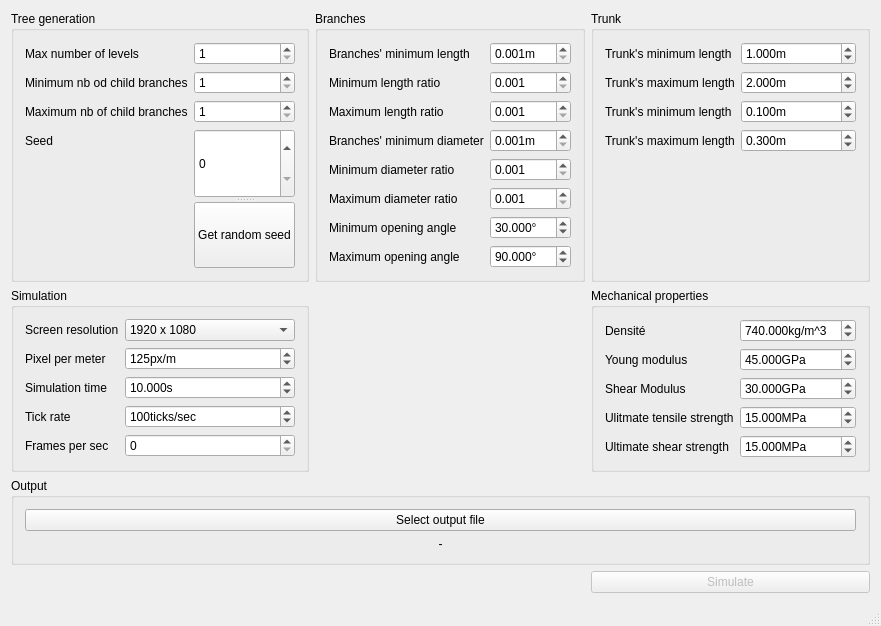
Old version of the form TreeSimulator/TreeSimulatorUI/TreeSimulatorUI.ui in the repository skyrimax/TreeSimulator_GPA665.
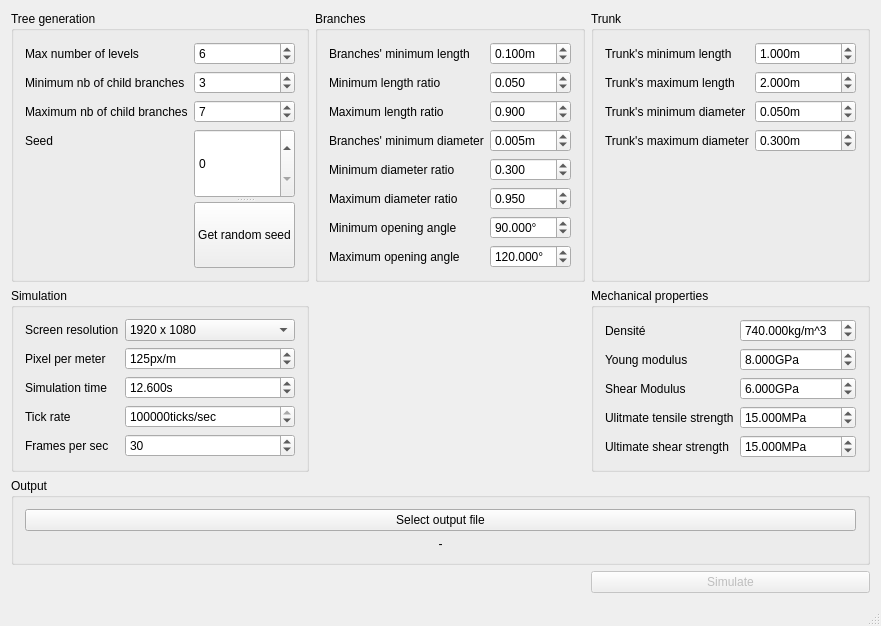
New version of the form.

```diff
--- a/TreeSimulator/TreeSimulatorUI/TreeSimulatorUI.ui
+++ b/TreeSimulator/TreeSimulatorUI/TreeSimulatorUI.ui
@@ -194,7 +194,7 @@
           <double>60.000000000000000</double>
          </property>
          <property name="value">
-          <double>10.000000000000000</double>
+          <double>12.600000000000000</double>
          </property>
         </widget>
        </item>
@@ -214,10 +214,10 @@
           <number>1</number>
          </property>
          <property name="maximum">
-          <number>10000</number>
+          <number>1000000000</number>
          </property>
          <property name="value">
-          <number>100</number>
+          <number>1000000</number>
          </property>
         </widget>
        </item>
@@ -229,7 +229,17 @@
         </widget>
        </item>
        <item row="4" column="1">
-        <widget class="QSpinBox" name="fpsSpinBox"/>
+        <widget class="QSpinBox" name="fpsSpinBox">
+         <property name="minimum">
+          <number>1</number>
+         </property>
+         <property name="maximum">
+          <number>300</number>
+         </property>
+         <property name="value">
+          <number>30</number>
+         </property>
+        </widget>
        </item>
       </layout>
      </widget>
@@ -301,7 +311,7 @@
           <double>2000.000000000000000</double>
          </property>
          <property name="value">
-          <double>45.000000000000000</double>
+          <double>8.000000000000000</double>
          </property>
         </widget>
        </item>
@@ -330,7 +340,7 @@
           <double>2000.000000000000000</double>
          </property>
          <property name="value">
-          <double>30.000000000000000</double>
+          <double>6.000000000000000</double>
          </property>
         </widget>
        </item>
@@ -422,6 +432,12 @@
          <property name="maximum">
           <double>120.000000000000000</double>
          </property>
+         <property name="singleStep">
+          <double>0.010000000000000</double>
+         </property>
+         <property name="value">
+          <double>0.100000000000000</double>
+         </property>
         </widget>
        </item>
        <item row="1" column="0">
@@ -443,7 +459,10 @@
           <double>1.000000000000000</double>
          </property>
          <property name="singleStep">
-          <double>0.001000000000000</double>
+          <double>0.010000000000000</double>
+         </property>
+         <property name="value">
+          <double>0.050000000000000</double>
          </property>
         </widget>
        </item>
@@ -466,7 +485,10 @@
           <double>1.000000000000000</double>
          </property>
          <property name="singleStep">
-          <double>0.001000000000000</double>
+          <double>0.010000000000000</double>
+         </property>
+         <property name="value">
+          <double>0.900000000000000</double>
          </property>
         </widget>
        </item>
@@ -491,6 +513,12 @@
          <property name="maximum">
           <double>10.000000000000000</double>
          </property>
+         <property name="singleStep">
+          <double>0.001000000000000</double>
+         </property>
+         <property name="value">
+          <double>0.005000000000000</double>
+         </property>
         </widget>
        </item>
        <item row="4" column="0">
@@ -512,7 +540,10 @@
           <double>1.000000000000000</double>
          </property>
          <property name="singleStep">
-          <double>0.001000000000000</double>
+          <double>0.010000000000000</double>
+         </property>
+         <property name="value">
+          <double>0.300000000000000</double>
          </property>
         </widget>
        </item>
@@ -535,7 +566,10 @@
           <double>1.000000000000000</double>
          </property>
          <property name="singleStep">
-          <double>0.001000000000000</double>
+          <double>0.010000000000000</double>
+         </property>
+         <property name="value">
+          <double>0.950000000000000</double>
          </property>
         </widget>
        </item>
@@ -564,7 +598,7 @@
           <double>0.001000000000000</double>
          </property>
          <property name="value">
-          <double>30.000000000000000</double>
+          <double>90.000000000000000</double>
          </property>
         </widget>
        </item>
@@ -593,7 +627,7 @@
           <double>0.001000000000000</double>
          </property>
          <property name="value">
-          <double>90.000000000000000</double>
+          <double>120.000000000000000</double>
          </property>
         </widget>
        </item>
@@ -687,7 +721,7 @@
        <item row="2" column="0">
         <widget class="QLabel" name="label_14">
          <property name="text">
-          <string>Trunk's minimum length</string>
+          <string>Trunk's minimum diameter</string>
          </property>
         </widget>
        </item>
@@ -706,14 +740,14 @@
           <double>10.000000000000000</double>
          </property>
          <property name="value">
-          <double>0.100000000000000</double>
+          <double>0.050000000000000</double>
          </property>
         </widget>
        </item>
        <item row="3" column="0">
         <widget class="QLabel" name="label_13">
          <property name="text">
-          <string>Trunk's maximum length</string>
+          <string>Trunk's maximum diameter</string>
          </property>
         </widget>
        </item>
@@ -763,12 +797,15 @@
          <property name="stepType">
           <enum>QAbstractSpinBox::DefaultStepType</enum>
          </property>
+         <property name="value">
+          <number>6</number>
+         </property>
         </widget>
        </item>
        <item row="1" column="0">
         <widget class="QLabel" name="label_6">
          <property name="text">
-          <string>Minimum nb od child branches</string>
+          <string>Minimum nb of child branches</string>
          </property>
         </widget>
        </item>
@@ -780,6 +817,9 @@
          <property name="maximum">
           <number>15</number>
          </property>
+         <property name="value">
+          <number>3</number>
+         </property>
         </widget>
        </item>
        <item row="2" column="0">
@@ -797,6 +837,9 @@
          <property name="maximum">
           <number>15</number>
          </property>
+         <property name="value">
+          <number>7</number>
+         </property>
         </widget>
        </item>
        <item row="3" column="0">
```
Left out of the diff: 19 changed lines with no effect on the pictures.
